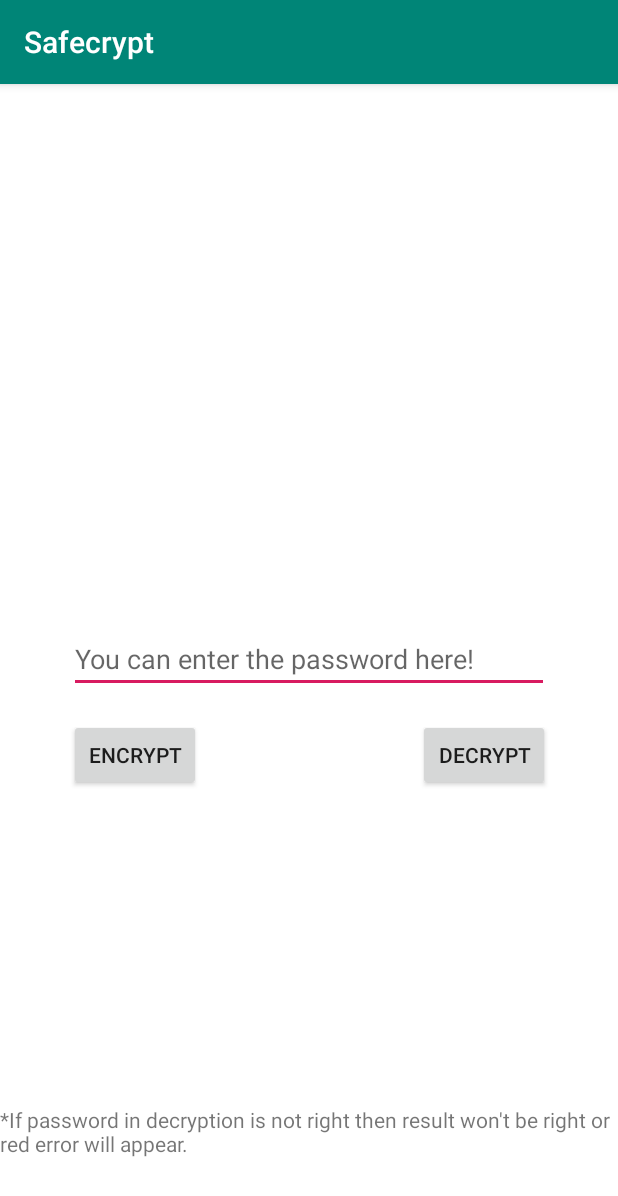
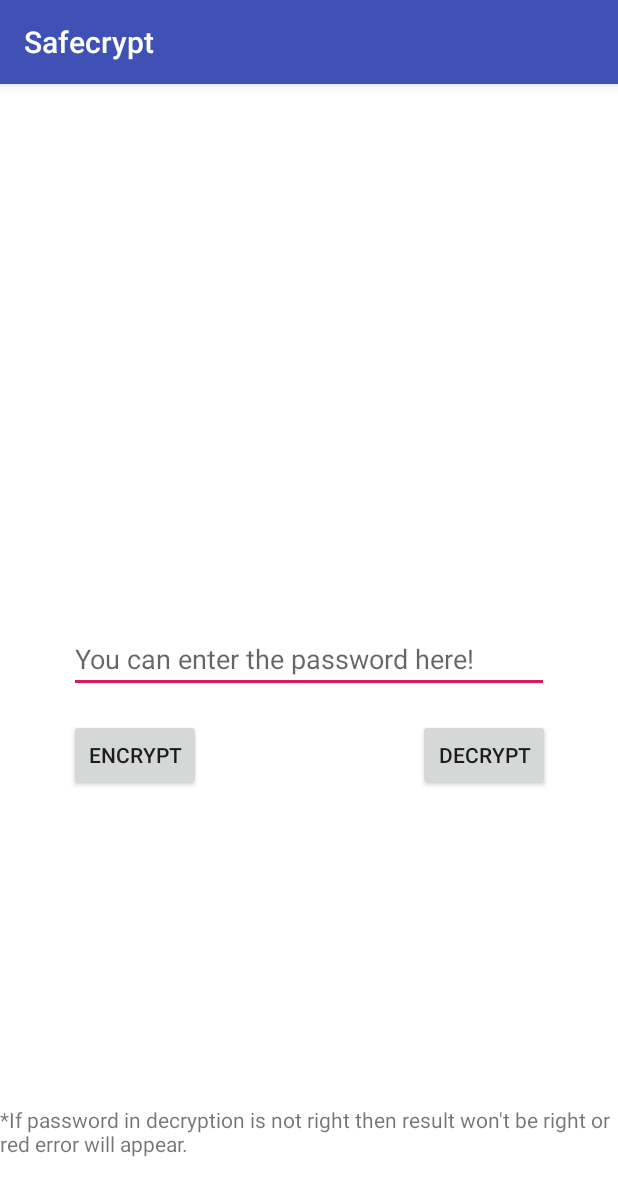
Before and after one commit to ikcilrep/safecrypt, an Android app: the screen it shows after launch (MainActivity), on a phone screen of 412 x 824 dp. Shown: the top 1196 px of the screen. Run offline under Robolectric (Android 15) with nearby library versions, the phone set to English and light mode, and no system bars; our stand-ins replace AdMob; libraries missing offline, so code that uses them is left out: org.bouncycastle.crypto.

Commit message:
Change color theme of this app

```diff
--- a/app/src/main/java/com/example/safecrypt/MainActivity.kt
+++ b/app/src/main/java/com/example/safecrypt/MainActivity.kt
@@ -1,10 +1,12 @@
 package com.example.safecrypt
 
+import android.annotation.SuppressLint
 import android.content.Intent
+import android.graphics.drawable.ColorDrawable
 import android.os.Bundle
 import androidx.appcompat.app.AppCompatActivity
+import androidx.core.content.res.ResourcesCompat
 import com.google.android.gms.ads.AdRequest
-import com.google.android.gms.ads.AdView
 import com.google.android.gms.ads.MobileAds
 import kotlinx.android.synthetic.main.activity_main.*
 import org.bouncycastle.crypto.generators.SCrypt
@@ -28,22 +30,26 @@ fun deriveKeyFromPassword(password: String, salt: ByteArray): BigInteger =
     ).abs()
 
 class MainActivity : AppCompatActivity() {
-    lateinit var  mAdView : AdView
     private val secureRandom = SecureRandom()
     private fun goToEncryptionPanel() {
         val encryptionPanelIntent = Intent(applicationContext, EncryptionPanel::class.java)
         startActivity(encryptionPanelIntent)
     }
 
+    @SuppressLint("ResourceAsColor")
     override fun onCreate(savedInstanceState: Bundle?) {
         super.onCreate(savedInstanceState)
+
         setContentView(R.layout.activity_main)
+
+        val drawableMainColor = ColorDrawable(ResourcesCompat.getColor(resources, R.color.main_color, null))
+        supportActionBar?.setBackgroundDrawable(drawableMainColor)
+
         MobileAds.initialize(
             this
         ) { }
-        mAdView = findViewById(R.id.adView)
         val adRequest = AdRequest.Builder().build()
-        mAdView.loadAd(adRequest)
+        adView.loadAd(adRequest)
 
         encryptButton.setOnClickListener {
             salt = ByteArray(16)
--- a/app/src/main/res/layout/activity_encryption_panel.xml
+++ b/app/src/main/res/layout/activity_encryption_panel.xml
@@ -46,7 +46,7 @@
                     android:id="@+id/resultView"
                     android:layout_width="match_parent"
                     android:layout_height="350dp"
-                    android:background="#353434"
+                    android:background="@color/main_color"
                     android:paddingBottom="5dp"
                     android:textColor="#FFFFFF" />
             </LinearLayout>
--- a/app/src/main/res/values/colors.xml
+++ b/app/src/main/res/values/colors.xml
@@ -4,4 +4,5 @@
     <color name="colorPrimaryDark">#00574B</color>
     <color name="colorAccent">#D81B60</color>
     <color name="black_overlay">#66000000</color>
+    <color name="main_color">#3F51B5</color>
 </resources>
```
Also changed, not shown: app/src/main/java/com/example/safecrypt/EncryptionPanel.kt (+8 -0 lines), 3 other files.
